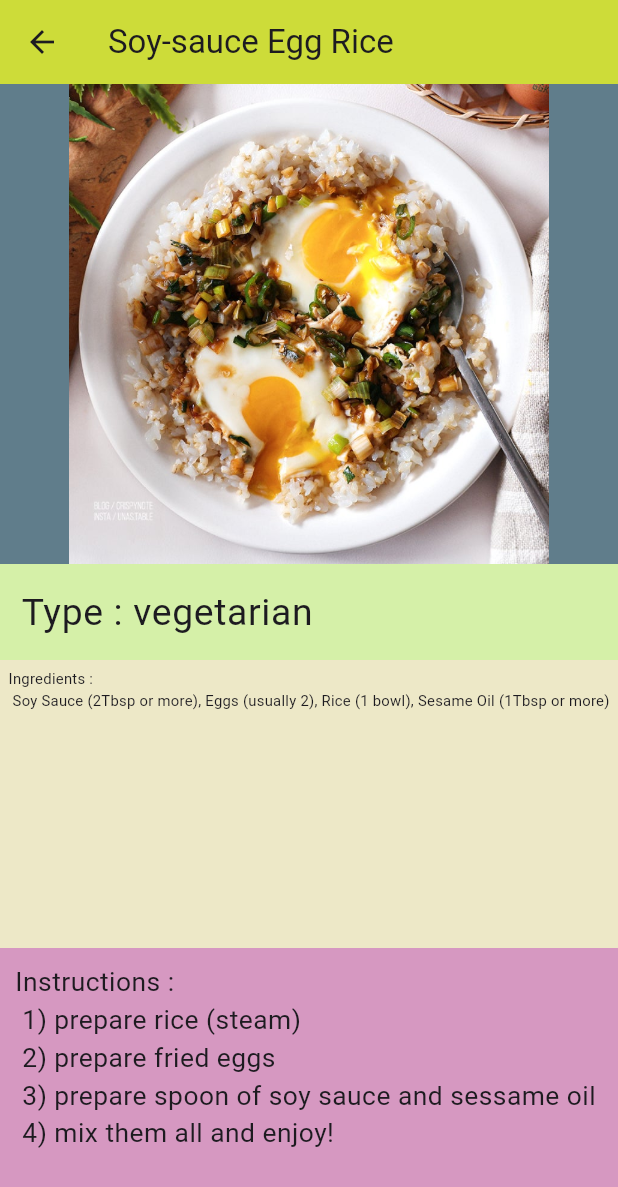
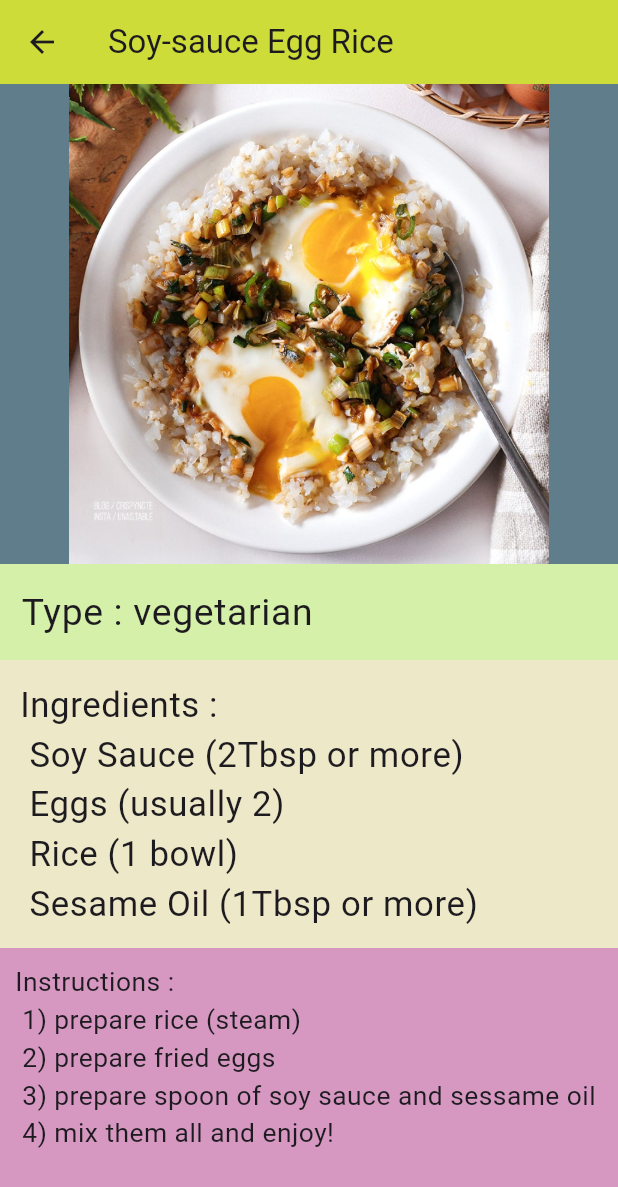
Before and after one commit to SunwooDua/Project1, a Flutter app: the screen it shows after launch, after a tap on "Soy-sauce Egg Rice", on a phone screen of 412 x 824 dp. Shown: the top 1187 px of the screen. Run offline on Flutter 3.47's test engine with Material 3 defaults, Android fonts, the phone set to English and light mode, and no system bars; our stand-ins replace sqflite, sqflite_common_ffi; accounts and stored records are empty.

```diff
--- a/lib/recipe.dart
+++ b/lib/recipe.dart
@@ -72,7 +72,7 @@ class _RecipeScreenState extends State<RecipeScreen> {
                 child: Padding(
                   padding: const EdgeInsets.all(8.0),
                   child: Text(
-                    'Ingredients : \n ${widget.recipe['ingredients']}',
+                    'Ingredients : \n ${widget.recipe['ingredients'].replaceAll(',', '\n')}',
                   ),
                 ),
               ),
```
